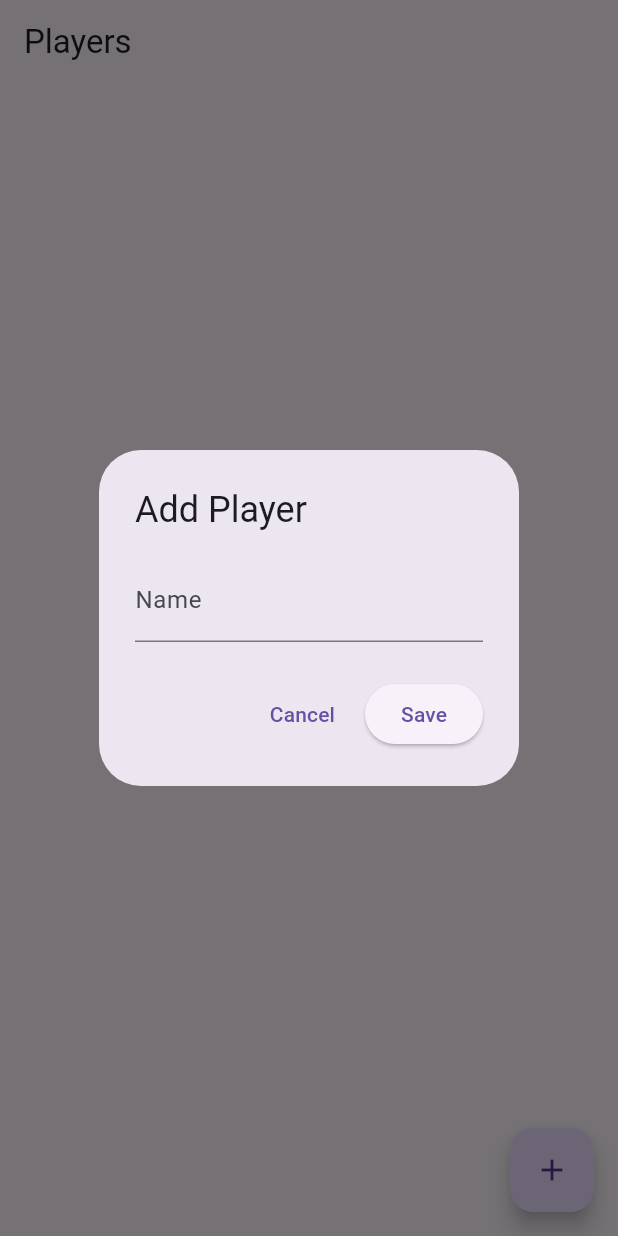
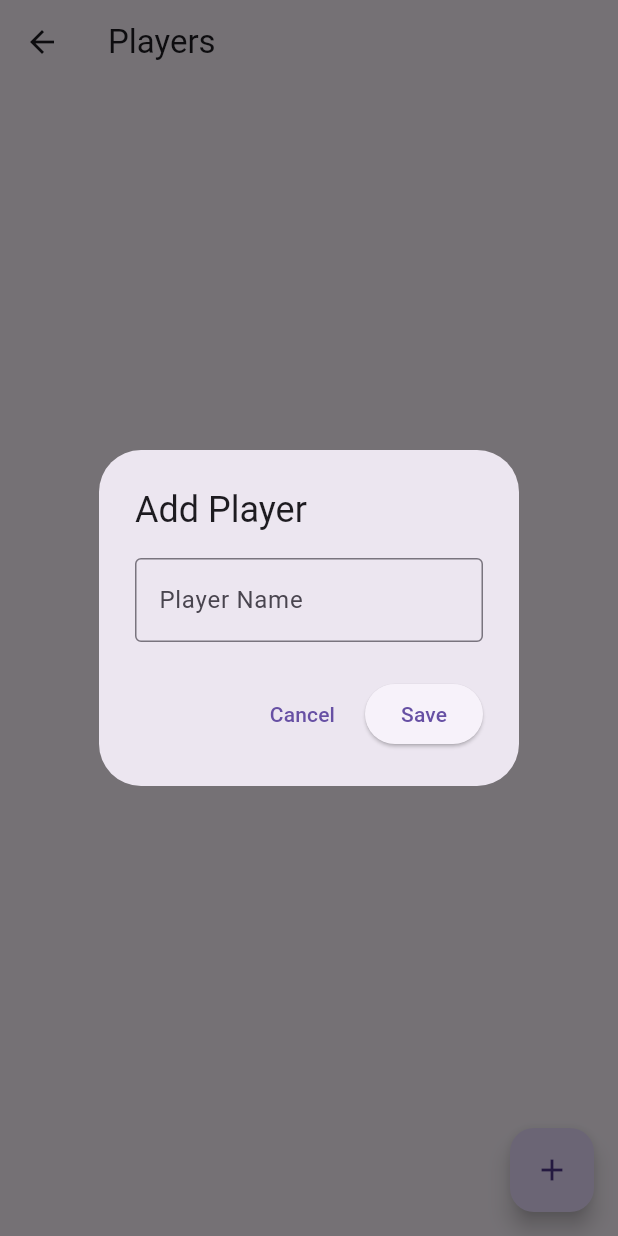
Before and after one commit to santoshvarmaaddala/Scoring-App, a Flutter app: the PlayerListPage screen opened directly, after a tap on the "add" icon, on a phone screen of 412 x 824 dp. Run offline on Flutter 3.47's test engine with Material 3 defaults, Android fonts, the phone set to English and light mode, and no system bars; our stand-ins replace fluttertoast, sqflite; accounts and stored records are empty.

```diff
--- a/lib/core/db/database_helper.dart
+++ b/lib/core/db/database_helper.dart
@@ -28,8 +28,7 @@ class DatabaseHelper {
         age INTEGER
       )
     ''');
-    print('Created players table');
-  }
+    }
 
   Future<int> insertPlayer(Player player) async {
     final db = await instance.database;
@@ -38,21 +37,18 @@ class DatabaseHelper {
       player.toMap(),
       conflictAlgorithm: ConflictAlgorithm.replace,
     );
-    print('Inserted player: id=$id name=${player.name}');
     return id;
   }
 
   Future<List<Player>> getPlayers() async {
     final db = await instance.database;
     final rows = await db.query('players', orderBy: 'id ASC');
-    print('getPlayers rows: $rows'); // debug output
     return rows.map((r) => Player.fromMap(r)).toList();
   }
 
   Future<int> deletePlayer(int id) async {
     final db = await instance.database;
     final cnt = await db.delete('players', where: 'id = ?', whereArgs: [id]);
-    print('Deleted player id=$id, rowsAffected=$cnt');
     return cnt;
   }
 
--- a/lib/core/features/players/pages/player_list_page.dart
+++ /dev/null
@@ -1,99 +0,0 @@
-// lib/features/players/pages/player_list_page.dart
-import 'package:flutter/material.dart';
-import '../../../db/database_helper.dart';
-import '../data/player_model.dart';
-
-class PlayerListPage extends StatefulWidget {
-  const PlayerListPage({super.key});
-
-  @override
-  _PlayerListPageState createState() => _PlayerListPageState();
-}
-
-class _PlayerListPageState extends State<PlayerListPage> {
-  List<Player> players = [];
-
-  @override
-  void initState() {
-    super.initState();
-    fetchPlayers();
-  }
-
-  Future<void> fetchPlayers() async {
-    final data = await DatabaseHelper.instance.getPlayers();
-    setState(() {
-      players = data;
-    });
-    debugPrint('Loaded players: $players');
-  }
-
-  Future<void> addPlayerDialog() async {
-    final nameController = TextEditingController();
-
-    await showDialog(
-      context: context,
-      builder: (ctx) => AlertDialog(
-        title: const Text("Add Player"),
-        content: TextField(
-          controller: nameController,
-          decoration: const InputDecoration(labelText: "Name"),
-        ),
-        actions: [
-          TextButton(onPressed: () => Navigator.of(ctx).pop(), child: const Text('Cancel')),
-          ElevatedButton(
-            onPressed: () async {
-              final name = nameController.text.trim();
-              if (name.isEmpty) {
-                // quick feedback
-                ScaffoldMessenger.of(context).showSnackBar(const SnackBar(content: Text('Enter a name')));
-                return;
-              }
-              await DatabaseHelper.instance.insertPlayer(Player(name: name));
-              Navigator.of(ctx).pop();
-              await fetchPlayers();
-            },
-            child: const Text('Save'),
-          ),
-        ],
-      ),
-    );
-  }
-
-  @override
-  void dispose() {
-    // no controller to dispose here because created per dialog
-    super.dispose();
-  }
-
-  @override
-  Widget build(BuildContext context) {
-    return Scaffold(
-      appBar: AppBar(title: const Text("Players")),
-      body: players.isEmpty
-          ? const Center(child: Text('No players added yet'))
-          : ListView.builder(
-              itemCount: players.length,
-              itemBuilder: (context, index) {
-                final player = players[index];
-                return ListTile(
-                  title: Text(player.name),
-                  subtitle: player.age != null ? Text('Age: ${player.age}') : null,
-                  trailing: IconButton(
-                    icon: const Icon(Icons.delete),
-                    onPressed: () async {
-                      if (player.id != null) {
-                        await DatabaseHelper.instance.deletePlayer(player.id!);
-                        await fetchPlayers();
-                      }
-                    },
-                  ),
-                );
-              },
-            ),
-      floatingActionButton: FloatingActionButton(
-        onPressed: addPlayerDialog,
-        child: const Icon(Icons.add),
-      ),
-    );
-  }
-}
--- /dev/null
+++ b/lib/core/features/players/presentation/player_edit_dialog.dart
@@ -0,0 +1,36 @@
+import 'package:flutter/material.dart';
+
+class PlayerEditDialog extends StatelessWidget {
+  final String title;
+  final TextEditingController controller;
+
+  const PlayerEditDialog({
+    Key? key,
+    required this.title,
+    required this.controller,
+  }) : super(key: key);
+
+  @override
+  Widget build(BuildContext context) {
+    return AlertDialog(
+      title: Text(title),
+      content: TextField(
+        controller: controller,
+        decoration: const InputDecoration(
+          labelText: "Player Name",
+          border: OutlineInputBorder(),
+        ),
+      ),
+      actions: [
+        TextButton(
+          onPressed: () => Navigator.pop(context),
+          child: const Text("Cancel"),
+        ),
+        ElevatedButton(
+          onPressed: () => Navigator.pop(context, controller.text.trim()),
+          child: const Text("Save"),
+        ),
+      ],
+    );
+  }
+}
--- /dev/null
+++ b/lib/core/features/players/presentation/player_list_page.dart
@@ -0,0 +1,103 @@
+import 'package:flutter/material.dart';
+import '../../../db/database_helper.dart';
+import '../../players/data/player_model.dart';
+import 'player_edit_dialog.dart';
+import '../../../ui/toast.dart';
+
+class PlayerListPage extends StatefulWidget {
+  const PlayerListPage({Key? key}) : super(key: key);
+
+  @override
+  State<PlayerListPage> createState() => _PlayerListPageState();
+}
+
+class _PlayerListPageState extends State<PlayerListPage> {
+  final DatabaseHelper _dbHelper = DatabaseHelper.instance;
+  List<Player> _players = [];
+
+  @override
+  void initState() {
+    super.initState();
+    _fetchPlayers();
+  }
+
+  Future<void> _fetchPlayers() async {
+    final players = await _dbHelper.getPlayers();
+    setState(() {
+      _players = players;
+    });
+  }
+
+ Future<void> _addPlayer() async {
+    final nameController = TextEditingController();
+
+    final result = await showDialog<String>(
+      context: context,
+      builder: (_) => PlayerEditDialog(
+        title: "Add Player",
+        controller: nameController,
+      ),
+    );
+
+    if (result != null && result.isNotEmpty) {
+      try {
+        await _dbHelper.insertPlayer(Player(name: result));
+        showToast("✅ Player added successfully");
+        _fetchPlayers();
+      } catch (e) {
+        showToast("⚠️ Error: Player name already exists");
+      }
+    }
+}
+
+  Future<void> _editPlayer(Player player) async {
+    final nameController = TextEditingController(text: player.name);
+    final result = await showDialog<String>(
+      context: context,
+      builder: (_) => PlayerEditDialog(
+        title: "Edit Player",
+        controller: nameController,
+      ),
+    );
+  }
+
+  Future<void> _deletePlayer(int id) async {
+    await _dbHelper.deletePlayer(id);
+    _fetchPlayers();
+  }
+
+  @override
+  Widget build(BuildContext context) {
+    return Scaffold(
+      appBar: AppBar(title: const Text("Players")),
+      body: _players.isEmpty
+          ? const Center(child: Text("No players added yet."))
+          : ListView.builder(
+              itemCount: _players.length,
+              itemBuilder: (context, index) {
+                final player = _players[index];
+                return ListTile(
+                  title: Text(player.name),
+                  trailing: Row(
+                    mainAxisSize: MainAxisSize.min,
+                    children: [
+                      IconButton(
+                        icon: const Icon(Icons.edit, color: Colors.blue),
+                        onPressed: () => _editPlayer(player),
+                      ),
+                      IconButton(
+                        icon: const Icon(Icons.delete, color: Colors.red),
+                        onPressed: () => _deletePlayer(player.id!),
+                      ),
+                    ],
+                  ),
+                );
+              },
+            ),
+      floatingActionButton: FloatingActionButton(
+        onPressed: _addPlayer,
+        child: const Icon(Icons.add),
+      ),
+    );
+  }
+}
--- a/lib/main.dart
+++ b/lib/main.dart
@@ -1,6 +1,6 @@
 import 'package:flutter/material.dart';
-import 'core/features/players/pages/player_list_page.dart';
+import "core/features/players/dashboard/dashboard_screen.dart";
 
 void main() {
-  runApp(MaterialApp(home: PlayerListPage()));
+  runApp(MaterialApp(home: (DashboardScreen())));
 }
--- a/pubspec.yaml
+++ b/pubspec.yaml
@@ -12,11 +12,13 @@ dependencies:
   sqflite: ^2.3.0
   provider: ^6.1.2
   path_provider: ^2.1.2
+  fluttertoast: ^8.2.12
 
 dev_dependencies:
   flutter_test:
     sdk: flutter
   flutter_lints: ^4.0.0
 
+
 flutter:
   uses-material-design: true
```
Also changed, not shown: lib/core/features/players/dashboard/dashboard_screen.dart (added, +78 -0 lines), lib/core/ui/toast.dart (added, +11 -0 lines), pubspec.lock, 2 other files.
